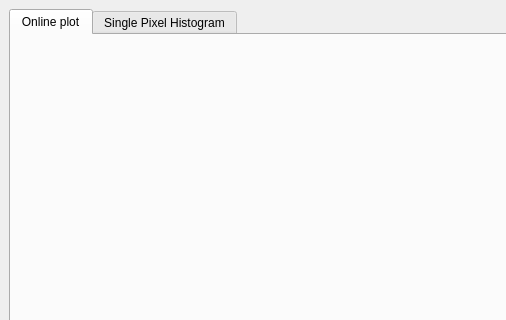
Old version of the form graphic/ui/mainwindow.ui in the repository rngKomorebi/daplis-rtp; both pictures show x 0 to 506 and y 0 to 320 of the 899 by 650 pixel window.
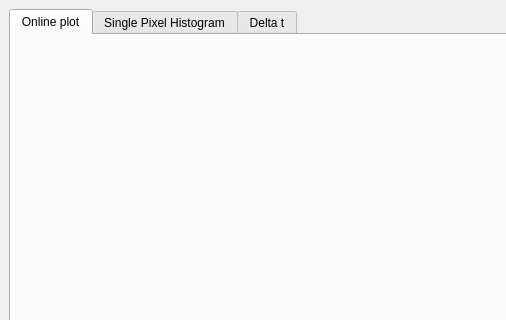
New version of the form. The open tabs and pages were chosen to show the change.

The edit to the form file:
```diff
--- a/graphic/ui/mainwindow.ui
+++ b/graphic/ui/mainwindow.ui
@@ -55,6 +55,11 @@
         <string>Single Pixel Histogram</string>
        </attribute>
       </widget>
+      <widget class="QWidget" name="tab_3">
+       <attribute name="title">
+        <string>Delta t</string>
+       </attribute>
+      </widget>
      </widget>
     </item>
    </layout>
```
Left out of the diff: 2 changed lines with no effect on the pictures.
